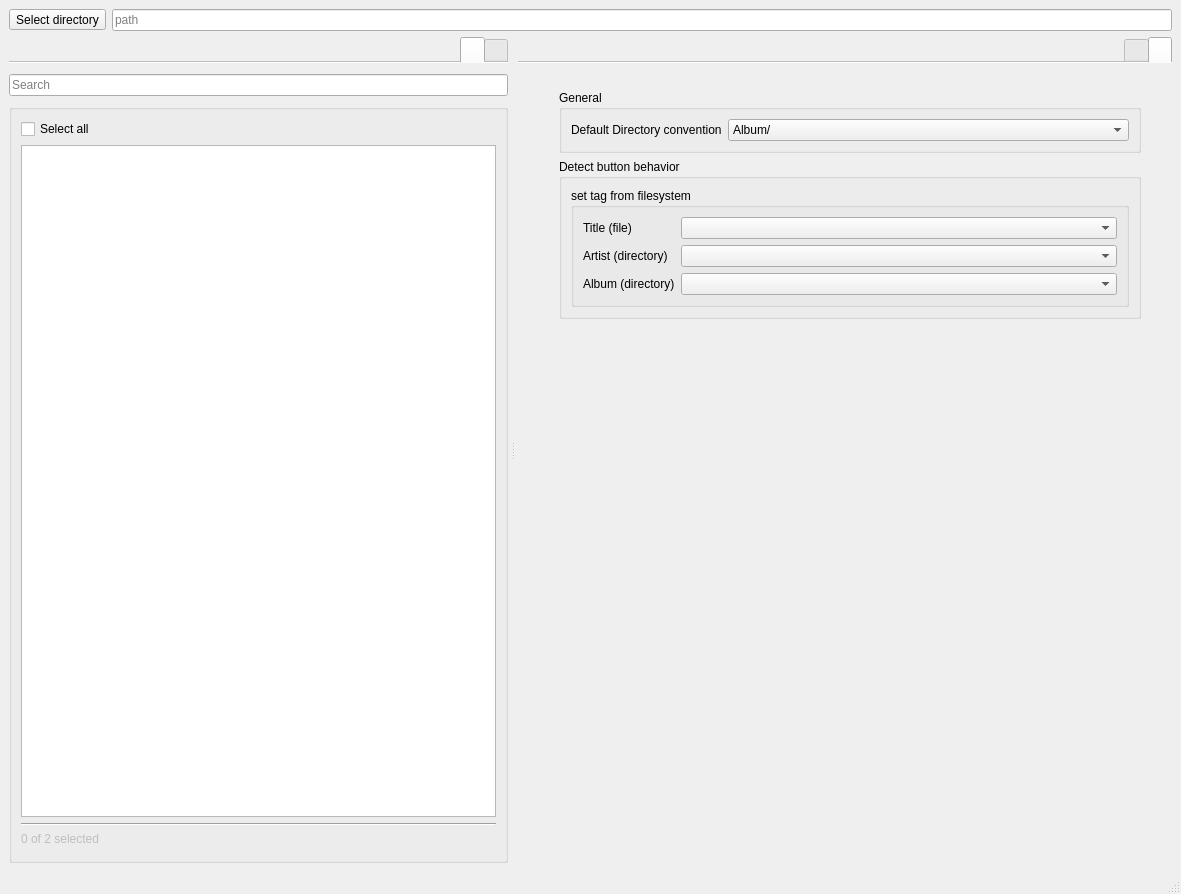
The window that form.ui (Cyb3rR4bb1t/Pyratag) describes before a commit, drawn with Qt 5.
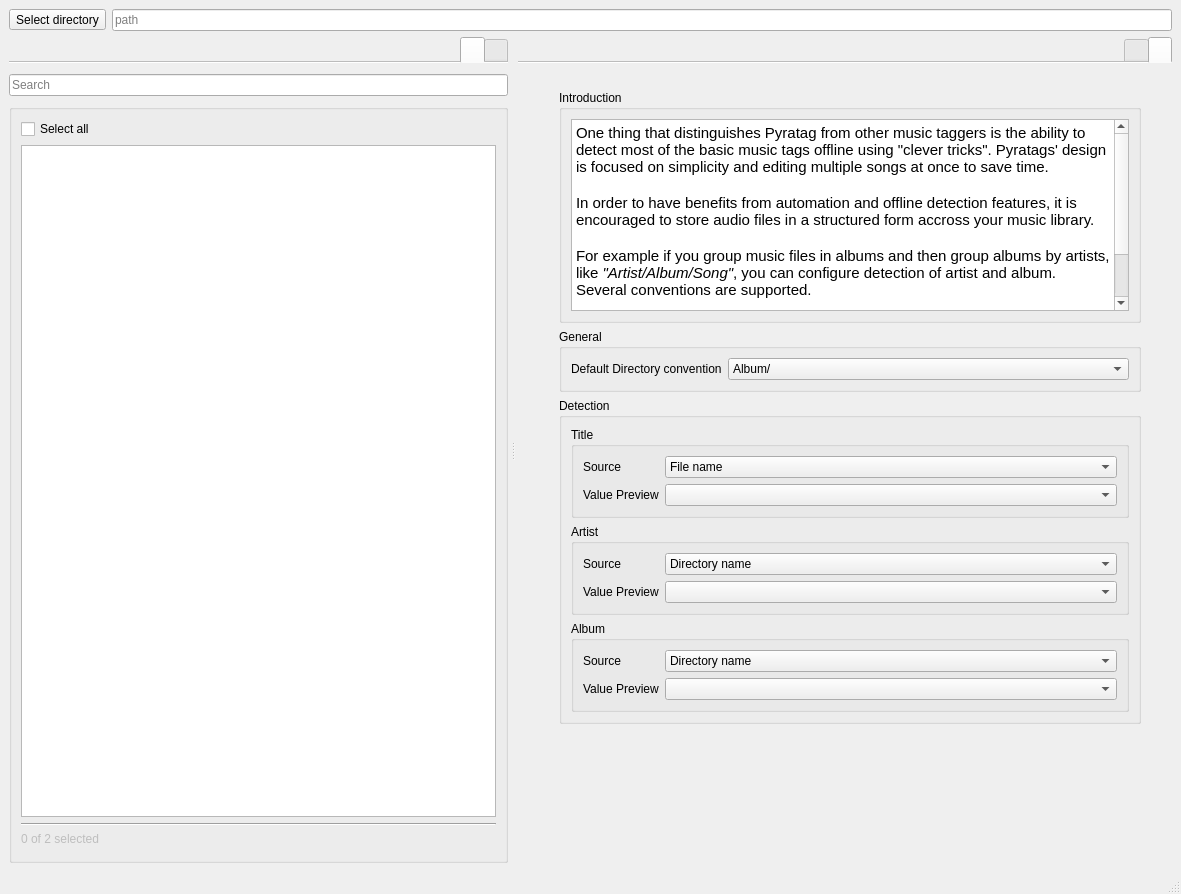
The same window after the commit. The open tabs and pages were chosen to show the change. Icons and pictures are not drawn.

Commit message: fix ui, add dotenv and move global variables there

Diff of the .ui file:
```diff
--- a/form.ui
+++ b/form.ui
@@ -512,7 +512,7 @@
                 <rect>
                  <x>0</x>
                  <y>0</y>
-                 <width>567</width>
+                 <width>599</width>
                  <height>733</height>
                 </rect>
                </property>
@@ -559,10 +559,41 @@
                     <height>16777215</height>
                    </size>
                   </property>
-                  <layout class="QVBoxLayout" name="verticalLayout_17" stretch="0,0,0">
+                  <layout class="QVBoxLayout" name="verticalLayout_17" stretch="0,0,0,0">
                    <property name="spacing">
                     <number>6</number>
                    </property>
+                   <item>
+                    <widget class="QGroupBox" name="groupBox_9">
+                     <property name="title">
+                      <string>Introduction</string>
+                     </property>
+                     <layout class="QVBoxLayout" name="verticalLayout_19">
+                      <item>
+                       <widget class="QTextBrowser" name="textBrowser">
+                        <property name="html">
+                         <string>&lt;!DOCTYPE HTML PUBLIC &quot;-//W3C//DTD HTML 4.0//EN&quot; &quot;http://www.w3.org/TR/REC-html40/strict.dtd&quot;&gt;
+&lt;html&gt;&lt;head&gt;&lt;meta name=&quot;qrichtext&quot; content=&quot;1&quot; /&gt;&lt;meta charset=&quot;utf-8&quot; /&gt;&lt;style type=&quot;text/css&quot;&gt;
+p, li { white-space: pre-wrap; }
+hr { height: 1px; border-width: 0; }
+li.unchecked::marker { content: &quot;\2610&quot;; }
+li.checked::marker { content: &quot;\2612&quot;; }
+&lt;/style&gt;&lt;/head&gt;&lt;body style=&quot; font-family:'Adwaita Sans'; font-size:11pt; font-weight:400; font-style:normal;&quot;&gt;
+&lt;p style=&quot; margin-top:0px; margin-bottom:0px; margin-left:0px; margin-right:0px; -qt-block-indent:0; text-indent:0px;&quot;&gt;One thing that distinguishes Pyratag from other music taggers is the ability to detect most of the basic music tags offline using &amp;quot;clever tricks&amp;quot;. Pyratags' design is focused on simplicity and editing multiple songs at once to save time.&lt;/p&gt;
+&lt;p style=&quot;-qt-paragraph-type:empty; margin-top:0px; margin-bottom:0px; margin-left:0px; margin-right:0px; -qt-block-indent:0; text-indent:0px;&quot;&gt;&lt;br /&gt;&lt;/p&gt;
+&lt;p style=&quot; margin-top:0px; margin-bottom:0px; margin-left:0px; margin-right:0px; -qt-block-indent:0; text-indent:0px;&quot;&gt;In order to have benefits from automation and offline detection features, it is encouraged to store audio files in a structured form accross your music library.&lt;/p&gt;
+&lt;p style=&quot;-qt-paragraph-type:empty; margin-top:0px; margin-bottom:0px; margin-left:0px; margin-right:0px; -qt-block-indent:0; text-indent:0px;&quot;&gt;&lt;br /&gt;&lt;/p&gt;
+&lt;p style=&quot; margin-top:0px; margin-bottom:0px; margin-left:0px; margin-right:0px; -qt-block-indent:0; text-indent:0px;&quot;&gt;For example if you group music files in albums and then group albums by artists, like &lt;span style=&quot; font-style:italic;&quot;&gt;&amp;quot;Artist/Album/Song&amp;quot;&lt;/span&gt;, you can configure detection of artist and album. Several conventions are supported.&lt;/p&gt;
+&lt;p style=&quot;-qt-paragraph-type:empty; margin-top:0px; margin-bottom:0px; margin-left:0px; margin-right:0px; -qt-block-indent:0; text-indent:0px;&quot;&gt;&lt;br /&gt;&lt;/p&gt;
+&lt;p style=&quot;-qt-paragraph-type:empty; margin-top:0px; margin-bottom:0px; margin-left:0px; margin-right:0px; -qt-block-indent:0; text-indent:0px;&quot;&gt;&lt;br /&gt;&lt;/p&gt;
+&lt;p style=&quot;-qt-paragraph-type:empty; margin-top:0px; margin-bottom:0px; margin-left:0px; margin-right:0px; -qt-block-indent:0; text-indent:0px;&quot;&gt;&lt;br /&gt;&lt;/p&gt;
+&lt;p style=&quot; margin-top:0px; margin-bottom:0px; margin-left:0px; margin-right:0px; -qt-block-indent:0; text-indent:0px;&quot;&gt;Feel free to change settings&lt;/p&gt;&lt;/body&gt;&lt;/html&gt;</string>
+                        </property>
+                       </widget>
+                      </item>
+                     </layout>
+                    </widget>
+                   </item>
                    <item>
                     <widget class="QGroupBox" name="groupBox_4">
                      <property name="title">
@@ -608,28 +639,41 @@
                    <item>
                     <widget class="QGroupBox" name="groupBox_3">
                      <property name="title">
-                      <string>Detect button behavior</string>
+                      <string>Detection</string>
                      </property>
-                     <layout class="QVBoxLayout" name="verticalLayout_4">
+                     <layout class="QVBoxLayout" name="verticalLayout_18">
                       <item>
-                       <widget class="QGroupBox" name="detect_filesystem_group">
+                       <widget class="QGroupBox" name="groupBox_5">
                         <property name="title">
-                         <string>set tag from filesystem</string>
+                         <string>Title</string>
                         </property>
-                        <property name="checkable">
-                         <bool>false</bool>
-                        </property>
-                        <layout class="QVBoxLayout" name="verticalLayout_10">
+                        <layout class="QVBoxLayout" name="verticalLayout_4">
                          <item>
-                          <layout class="QFormLayout" name="formLayout_7">
+                          <layout class="QFormLayout" name="formLayout_3">
                            <item row="0" column="0">
+                            <widget class="QLabel" name="label_9">
+                             <property name="text">
+                              <string>Source</string>
+                             </property>
+                            </widget>
+                           </item>
+                           <item row="0" column="1">
+                            <widget class="QComboBox" name="comboBox">
+                             <item>
+                              <property name="text">
+                               <string>File name</string>
+                              </property>
+                             </item>
+                            </widget>
+                           </item>
+                           <item row="1" column="0">
                             <widget class="QLabel" name="label_26">
                              <property name="text">
-                              <string>Title (file)</string>
+                              <string>Value Preview</string>
                              </property>
                             </widget>
                            </item>
-                           <item row="0" column="1">
+                           <item row="1" column="1">
                             <widget class="QComboBox" name="detect_title_combo">
                              <property name="sizePolicy">
                               <sizepolicy hsizetype="Preferred" vsizetype="Fixed">
@@ -639,10 +683,23 @@
                              </property>
                             </widget>
                            </item>
+                          </layout>
+                         </item>
+                        </layout>
+                       </widget>
+                      </item>
+                      <item>
+                       <widget class="QGroupBox" name="groupBox_6">
+                        <property name="title">
+                         <string>Artist</string>
+                        </property>
+                        <layout class="QVBoxLayout" name="verticalLayout_15">
+                         <item>
+                          <layout class="QFormLayout" name="formLayout_4">
                            <item row="1" column="0">
                             <widget class="QLabel" name="label_25">
                              <property name="text">
-                              <string>Artist (directory)</string>
+                              <string>Value Preview</string>
                              </property>
                             </widget>
                            </item>
@@ -656,14 +713,43 @@
                              </property>
                             </widget>
                            </item>
-                           <item row="2" column="0">
+                           <item row="0" column="0">
+                            <widget class="QLabel" name="label_10">
+                             <property name="text">
+                              <string>Source</string>
+                             </property>
+                            </widget>
+                           </item>
+                           <item row="0" column="1">
+                            <widget class="QComboBox" name="comboBox_2">
+                             <item>
+                              <property name="text">
+                               <string>Directory name</string>
+                              </property>
+                             </item>
+                            </widget>
+                           </item>
+                          </layout>
+                         </item>
+                        </layout>
+                       </widget>
+                      </item>
+                      <item>
+                       <widget class="QGroupBox" name="groupBox_8">
+                        <property name="title">
+                         <string>Album</string>
+                        </property>
+                        <layout class="QVBoxLayout" name="verticalLayout_10">
+                         <item>
+                          <layout class="QFormLayout" name="formLayout_5">
+                           <item row="1" column="0">
                             <widget class="QLabel" name="label_24">
                              <property name="text">
-                              <string>Album (directory)</string>
+                              <string>Value Preview</string>
                              </property>
                             </widget>
                            </item>
-                           <item row="2" column="1">
+                           <item row="1" column="1">
                             <widget class="QComboBox" name="detect_album_combo">
                              <property name="sizePolicy">
                               <sizepolicy hsizetype="Preferred" vsizetype="Fixed">
@@ -673,6 +759,22 @@
                              </property>
                             </widget>
                            </item>
+                           <item row="0" column="0">
+                            <widget class="QLabel" name="label_11">
+                             <property name="text">
+                              <string>Source</string>
+                             </property>
+                            </widget>
+                           </item>
+                           <item row="0" column="1">
+                            <widget class="QComboBox" name="comboBox_3">
+                             <item>
+                              <property name="text">
+                               <string>Directory name</string>
+                              </property>
+                             </item>
+                            </widget>
+                           </item>
                           </layout>
                          </item>
                         </layout>
```
Left out of the diff: 9 changed lines with no effect on the pictures. The commit also changes 7 other files.
